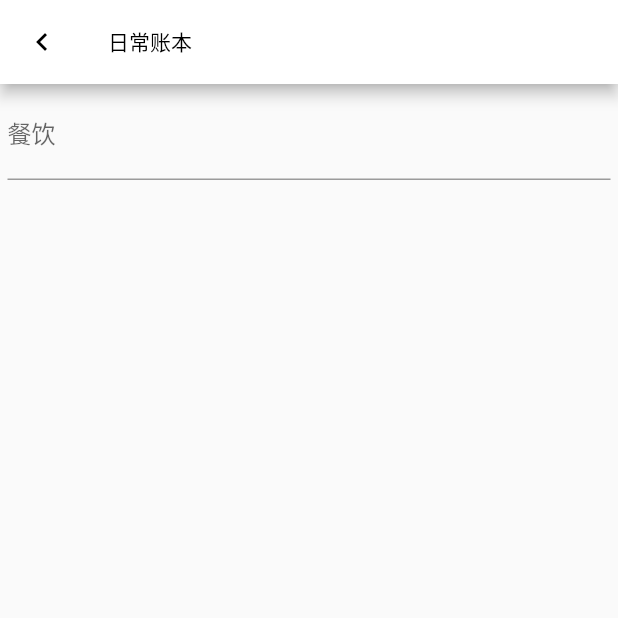
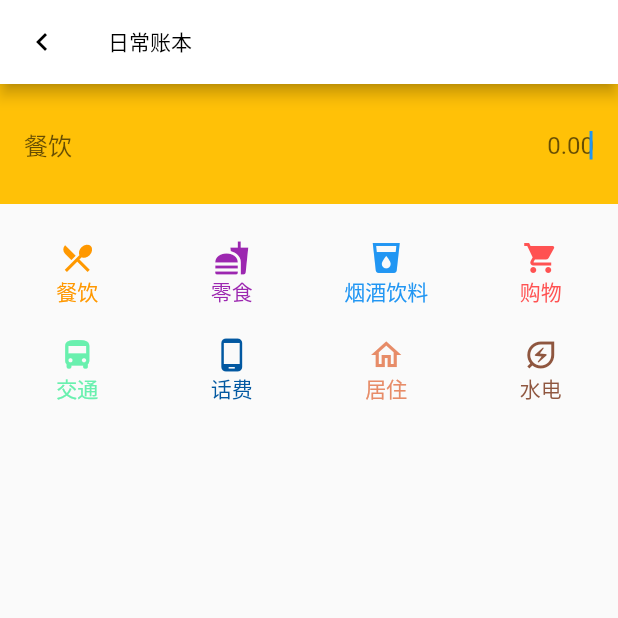
Before and after one commit to RoninHan/record_book_app, a Flutter app: the MakeNote screen opened by its route, on a phone screen of 412 x 824 dp, the top half of it. Run offline on Flutter 3.47's test engine with Material 2 defaults, Android fonts, the phone set to English and light mode, and no system bars; our stand-ins replace dio, fl_chart, mobx; missing offline and left inert: build_runner; generated files the repository leaves out were written again; network calls fail.

Commit message:
update makenote page

```diff
--- a/lib/pages/home/make-note.dart
+++ b/lib/pages/home/make-note.dart
@@ -1,7 +1,23 @@
 import 'package:flutter/material.dart';
 
-class MakeNote extends StatelessWidget{
+class MakeNote extends StatefulWidget{
   const MakeNote({super.key});
+
+  @override
+  createState() => _MakeNoteState();
+}
+
+class _MakeNoteState extends State<MakeNote>{
+
+  String menoyType="餐饮";
+
+  TextEditingController _menoyController = TextEditingController();
+
+  @override
+  void initState(){
+
+    super.initState();
+  }
 
   @override
   Widget build(BuildContext context) {
@@ -18,12 +34,157 @@ class MakeNote extends StatelessWidget{
         backgroundColor: Colors.white,
         titleTextStyle: const TextStyle(color: Colors.black),
       ),
-      body:  Container(
-        margin: const EdgeInsets.all(5),
-        child: const TextField(decoration: InputDecoration(
-            labelText: "餐饮"
-        )),
-      ),
+      body: Column(
+          children: <Widget>[
+            Container(
+              color: Colors.amber,
+              child: Padding(
+                  padding: const EdgeInsets.all(16),
+                  child: TextField(
+                    autofocus:true,
+                    keyboardType: TextInputType.number,
+                    controller: _menoyController,
+                    textAlign: TextAlign.right,
+                    decoration:  InputDecoration(
+                      prefix:Text(menoyType),
+                      border:InputBorder.none,
+                        hintText:"0.00"
+                    ),
+
+                  ),
+                ),
+            ),
+
+            Padding(
+              padding: EdgeInsets.only(top: 16),
+              child: GridView(
+                shrinkWrap: true,
+                gridDelegate: const SliverGridDelegateWithFixedCrossAxisCount(
+                    crossAxisCount: 4, //横轴三个子widget
+                    childAspectRatio: 1.6 //宽高比为1时，子widget
+                ),
+                children: <Widget>[
+                  TextButton(
+
+                    onPressed: () {
+                      setState((){
+                        menoyType="餐饮";
+                      });
+                    }, child: const Column(
+                    children: [
+                        Icon(Icons.local_dining,color: Colors.orange,),
+                        Text("餐饮",style: TextStyle(color: Colors.orange),)
+                      ],
+                    ),
+
+                  ),
+                  TextButton(
+                      onPressed: () {
+                        setState((){
+                          menoyType="零食";
+                        });
+                      }, child: const Column(
+                    children: [
+                      Icon(Icons.fastfood,color: Colors.purple,),
+                      Text("零食",style: TextStyle(color: Colors.purple),)
+                    ],
+
+                  )
+                  ),
+                  TextButton(
+
+                      onPressed: () {
+                        setState((){
+                          menoyType="烟酒饮料";
+                        });
+                      }, child: const Column(
+                    children: [
+                      Icon(Icons.local_drink,color: Colors.blue,),
+                      Text("烟酒饮料",style: TextStyle(color: Colors.blue),)
+                    ],
+
+                  )
+                  ),
+                  TextButton(
+
+                      onPressed: () {
+                        setState((){
+                          menoyType="购物";
+                        });
+                      }, child: const Column(
+                    children: [
+                      Icon(Icons.shopping_cart,color:Colors.redAccent),
+                      Text("购物",style: TextStyle(color: Colors.redAccent),)
+                    ],
+
+                  )
+                  ),
+                  TextButton(
+
+                      onPressed: () {
+                        setState((){
+                          menoyType="交通";
+                        });
+                      }, child: const Column(
+                    children: [
+                      Icon(Icons.directions_bus,color: Colors.greenAccent,),
+                      Text("交通",style: TextStyle(color: Colors.greenAccent),)
+                    ],
+
+                  )
+                  ),
+                  TextButton(
+
+                      onPressed: () {
+                        setState((){
+                          menoyType="话费";
+                        });
+                      }, child: const Column(
+                    children: [
+                      Icon(Icons.phone_android,color: Color.fromRGBO(2,88, 161, 1.0)),
+                      Text("话费",style: TextStyle(color: Color.fromRGBO(2,88, 161, 1.0)),)
+                    ],
+
+                  )
+                  ),
+                  TextButton(
+
+                      onPressed: () {
+                        setState((){
+                          menoyType="居住";
+                        });
+                      }, child: const Column(
+                    children: [
+                      Icon(Icons.home_outlined,color: Color.fromRGBO(
+                          231, 140, 104, 1.0)),
+                      Text("居住",style: TextStyle(color: Color.fromRGBO(
+                          231, 140, 104, 1.0)),)
+                    ],
+
+                  )
+                  ),
+                  TextButton(
+
+                      onPressed: () {
+                        setState((){
+                          menoyType="水电";
+                        });
+                      }, child: const Column(
+                    children: [
+                      Icon(Icons.energy_savings_leaf_outlined,color: Color.fromRGBO(
+                          143, 86, 63, 1.0)),
+                      Text("水电",style: TextStyle(color: Color.fromRGBO(
+                          143, 86, 63, 1.0)),)
+                    ],
+
+                  )
+                  ),
+                ],
+              ),
+            )
+          ],
+        )
+
     );
   }
 
```
